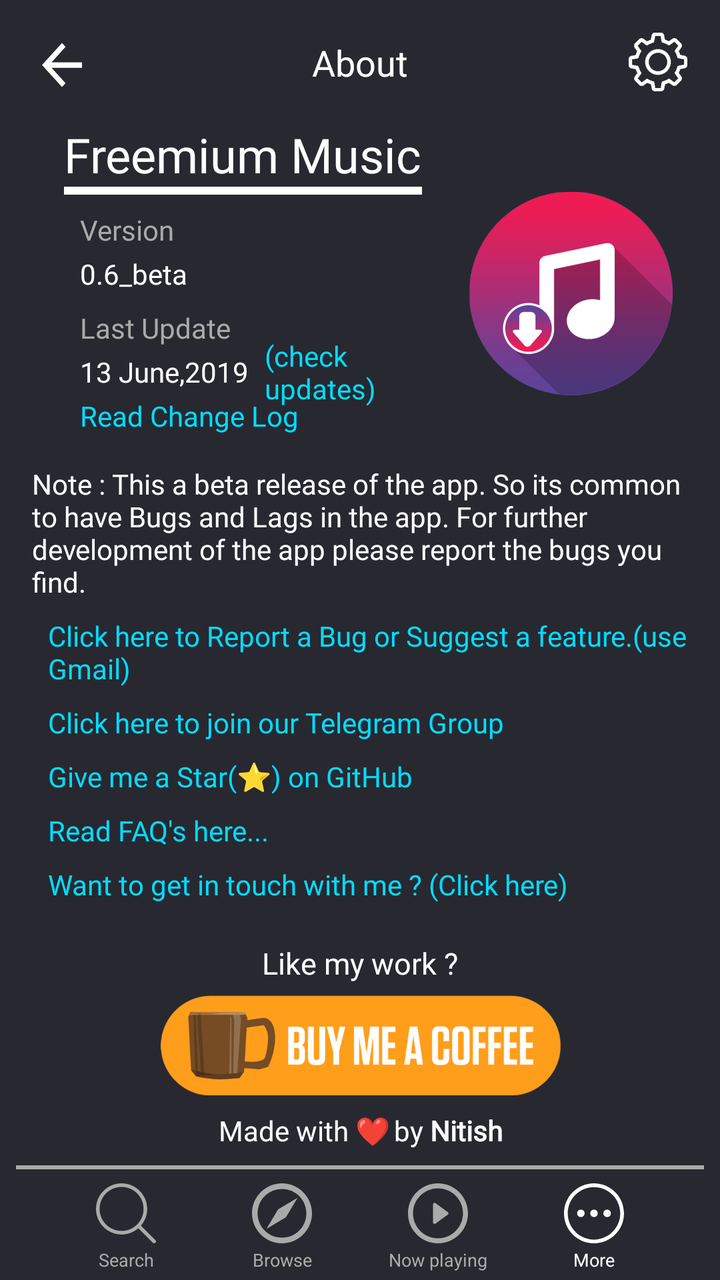
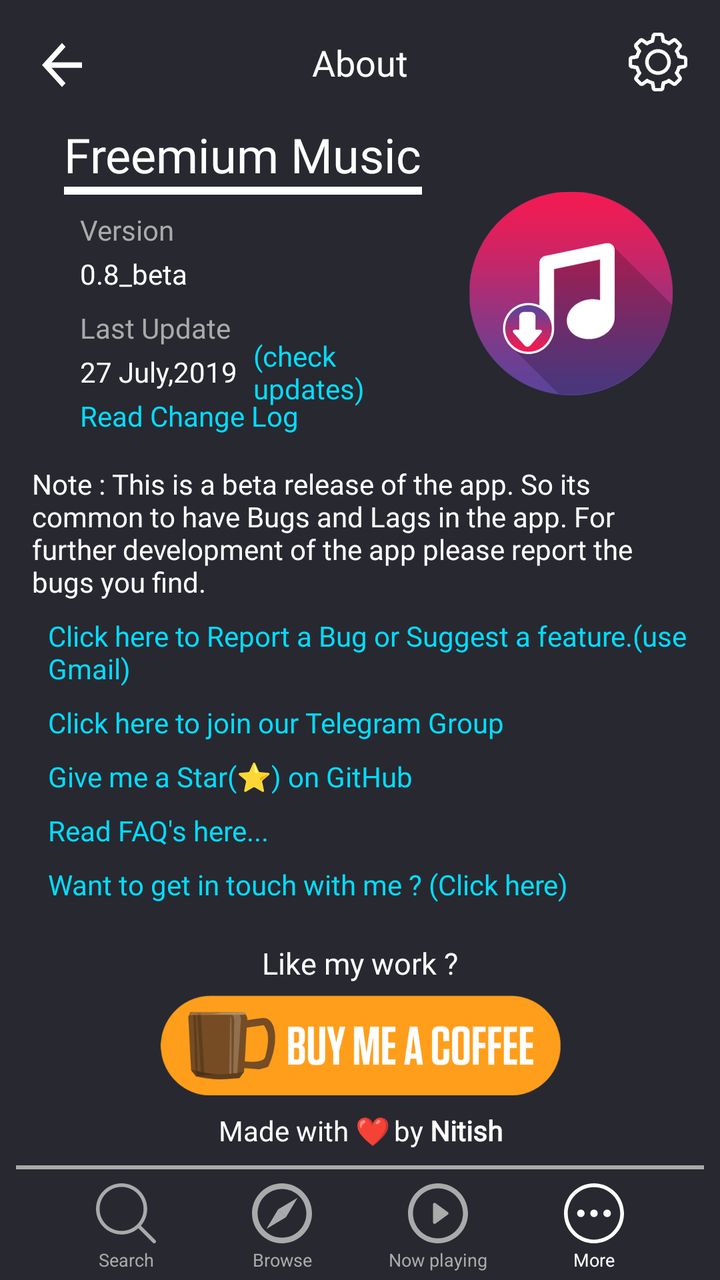

Compare the two renders of this Android layout. The source of the first and the diff that turns it into the second are given below.
<!-- AndroidManifest.xml: application theme AppTheme.NoActionBar -->
<!-- res/layout/activity_more_page.xml -->
<?xml version="1.0" encoding="utf-8"?>
<androidx.constraintlayout.widget.ConstraintLayout xmlns:android="http://schemas.android.com/apk/res/android"
    xmlns:app="http://schemas.android.com/apk/res-auto"
    xmlns:tools="http://schemas.android.com/tools"
    android:layout_width="match_parent"
    android:layout_height="match_parent"
    android:background="@color/darkAccent"
    tools:context=".MorePage">

    <Button
        android:id="@+id/btm_srch"
        android:layout_width="30dp"
        android:layout_height="30dp"
        android:layout_marginBottom="2dp"
        android:background="@drawable/ic_btm_search_dull"
        android:onClick="btmSrch"
        app:layout_constraintBottom_toTopOf="@+id/textView53"
        app:layout_constraintEnd_toStartOf="@+id/btm_brws"
        app:layout_constraintHorizontal_bias="0.5"
        app:layout_constraintHorizontal_chainStyle="spread"
        app:layout_constraintStart_toStartOf="parent" />

    <Button
        android:id="@+id/btm_brws"
        android:layout_width="30dp"
        android:layout_height="30dp"
        android:layout_marginBottom="2dp"
        android:background="@drawable/ic_btm_browse_dull"
        android:onClick="btmBrws"
        app:layout_constraintBottom_toTopOf="@+id/textView54"
        app:layout_constraintEnd_toStartOf="@+id/btm_down"
        app:layout_constraintHorizontal_bias="0.5"
        app:layout_constraintStart_toEndOf="@+id/btm_srch" />

    <Button
        android:id="@+id/btm_down"
        android:layout_width="30dp"
        android:layout_height="30dp"
        android:layout_marginBottom="2dp"
        android:background="@drawable/ic_btm_play_dull"
        android:onClick="btmDown"
        android:textColor="@android:color/darker_gray"
        android:textSize="9sp"
        app:layout_constraintBottom_toTopOf="@+id/textView55"
        app:layout_constraintEnd_toStartOf="@+id/btm_more"
        app:layout_constraintHorizontal_bias="0.5"
        app:layout_constraintStart_toEndOf="@+id/btm_brws" />

    <Button
        android:id="@+id/btm_more"
        android:layout_width="30dp"
        android:layout_height="30dp"
        android:layout_marginBottom="2dp"
        android:background="@drawable/ic_btm_more"
        android:onClick="btmMore"
        app:layout_constraintBottom_toTopOf="@+id/textView56"
        app:layout_constraintEnd_toEndOf="parent"
        app:layout_constraintHorizontal_bias="0.5"
        app:layout_constraintStart_toEndOf="@+id/btm_down" />

    <TextView
        android:id="@+id/textView4"
        android:layout_width="0dp"
        android:layout_height="1dp"
        android:layout_marginStart="8dp"
        android:layout_marginEnd="8dp"
        android:layout_marginBottom="7dp"
        android:background="@android:color/darker_gray"
        app:layout_constraintBottom_toTopOf="@+id/btm_brws"
        app:layout_constraintEnd_toEndOf="parent"
        app:layout_constraintStart_toStartOf="parent" />

    <TextView
        android:id="@+id/textView6"
        android:layout_width="wrap_content"
        android:layout_height="wrap_content"
        android:layout_marginStart="8dp"
        android:layout_marginTop="19dp"
        android:layout_marginEnd="8dp"
        android:fontFamily="@font/secular_one"
        android:text="About"
        android:textColor="@android:color/white"
        android:textSize="18sp"
        app:layout_constraintEnd_toEndOf="parent"
        app:layout_constraintStart_toStartOf="parent"
        app:layout_constraintTop_toTopOf="parent" />

    <Button
        android:id="@+id/btn_morBak"
        android:layout_width="30dp"
        android:layout_height="33dp"
        android:layout_marginStart="16dp"
        android:layout_marginTop="16dp"
        android:background="@drawable/ic_arrow_back"
        app:layout_constraintStart_toStartOf="parent"
        app:layout_constraintTop_toTopOf="parent" />

    <TextView
        android:id="@+id/textView8"
        android:layout_width="wrap_content"
        android:layout_height="wrap_content"
        android:layout_marginStart="32dp"
        android:layout_marginTop="12dp"
        android:fontFamily="@font/aldrich"
        android:text="Freemium Music"
        android:textColor="@android:color/white"
        android:textSize="24sp"
        app:layout_constraintStart_toStartOf="parent"
        app:layout_constraintTop_toBottomOf="@+id/btn_morBak" />

    <TextView
        android:id="@+id/textView9"
        android:layout_width="0dp"
        android:layout_height="4dp"
        android:background="@android:color/white"
        app:layout_constraintEnd_toEndOf="@+id/textView8"
        app:layout_constraintStart_toStartOf="@+id/textView8"
        app:layout_constraintTop_toBottomOf="@+id/textView8" />

    <TextView
        android:id="@+id/textView11"
        android:layout_width="wrap_content"
        android:layout_height="wrap_content"
        android:layout_marginStart="8dp"
        android:layout_marginTop="8dp"
        android:fontFamily="@font/advent_pro_medium"
        android:text="Version"
        android:textColor="@android:color/darker_gray"
        app:layout_constraintStart_toStartOf="@+id/textView8"
        app:layout_constraintTop_toBottomOf="@+id/textView9" />

    <TextView
        android:id="@+id/textView12"
        android:layout_width="wrap_content"
        android:layout_height="wrap_content"
        android:layout_marginStart="8dp"
        android:layout_marginTop="3dp"
        android:fontFamily="@font/advent_pro_semibold"
        android:text="0.6_beta"
        android:textColor="@android:color/white"
        app:layout_constraintStart_toStartOf="@+id/textView8"
        app:layout_constraintTop_toBottomOf="@+id/textView11" />

    <TextView
        android:id="@+id/textView13"
        android:layout_width="wrap_content"
        android:layout_height="wrap_content"
        android:layout_marginTop="8dp"
        android:fontFamily="@font/advent_pro"
        android:text="Last Update"
        android:textColor="@android:color/darker_gray"
        app:layout_constraintStart_toStartOf="@+id/textView12"
        app:layout_constraintTop_toBottomOf="@+id/textView12" />

    <TextView
        android:id="@+id/textView14"
        android:layout_width="wrap_content"
        android:layout_height="wrap_content"
        android:layout_marginTop="3dp"
        android:fontFamily="@font/advent_pro_semibold"
        android:text="13 June,2019"
        android:textColor="@android:color/white"
        app:layout_constraintStart_toStartOf="@+id/textView13"
        app:layout_constraintTop_toBottomOf="@+id/textView13" />

    <TextView
        android:id="@+id/textView15"
        android:layout_width="wrap_content"
        android:layout_height="wrap_content"
        android:layout_marginStart="8dp"
        android:layout_marginTop="15dp"
        android:layout_marginEnd="8dp"
        android:fontFamily="@font/abel"
        android:paddingLeft="16dp"
        android:paddingRight="16dp"
        android:text="@string/more_page"
        android:textColor="@android:color/white"
        app:layout_constraintEnd_toEndOf="parent"
        app:layout_constraintStart_toStartOf="parent"
        app:layout_constraintTop_toBottomOf="@+id/tv_mor_cl" />


    <TextView
        android:id="@+id/textView19"
        android:layout_width="wrap_content"
        android:layout_height="wrap_content"
        android:layout_marginEnd="8dp"
        android:layout_marginBottom="8dp"
        android:fontFamily="@font/capriola"
        android:text="Made with ❤"
        android:textAlignment="center"
        android:textColor="@android:color/white"
        app:layout_constraintBottom_toTopOf="@+id/textView22"
        app:layout_constraintEnd_toEndOf="parent"
        app:layout_constraintHorizontal_bias="0.41"
        app:layout_constraintStart_toStartOf="parent" />

    <TextView
        android:id="@+id/textView20"
        android:layout_width="0dp"
        android:layout_height="wrap_content"
        android:layout_marginStart="2dp"
        android:layout_marginTop="8dp"
        android:layout_marginEnd="8dp"
        android:layout_marginBottom="8dp"
        android:fontFamily="@font/capriola"
        android:text="@string/madeBy"
        android:textColor="@android:color/white"
        app:layout_constraintBottom_toTopOf="@+id/textView22"
        app:layout_constraintEnd_toEndOf="parent"
        app:layout_constraintHorizontal_bias="0.0"
        app:layout_constraintStart_toEndOf="@+id/textView19"
        app:layout_constraintVertical_bias="1.0" />

    <com.google.android.gms.ads.AdView xmlns:ads="http://schemas.android.com/apk/res-auto"
        android:id="@+id/adView_More"
        android:layout_width="0dp"
        android:layout_height="wrap_content"
        android:layout_alignParentBottom="true"
        android:layout_centerHorizontal="true"
        android:layout_marginStart="8dp"
        android:layout_marginEnd="8dp"
        android:visibility="gone"
        ads:adSize="SMART_BANNER"
        ads:adUnitId="@string/ad_more"
        ads:layout_constraintBottom_toTopOf="@+id/textView4"
        ads:layout_constraintEnd_toEndOf="parent"
        ads:layout_constraintHorizontal_bias="0.509"
        ads:layout_constraintStart_toStartOf="parent"></com.google.android.gms.ads.AdView>

    <TextView
        android:id="@+id/textView22"
        android:layout_width="0dp"
        android:layout_height="1dp"
        android:layout_marginStart="8dp"
        android:layout_marginEnd="8dp"
        android:background="@android:color/darker_gray"
        app:layout_constraintBottom_toTopOf="@+id/adView_More"
        app:layout_constraintEnd_toEndOf="parent"
        app:layout_constraintStart_toStartOf="parent" />

    <ImageView
        android:id="@+id/btn_set_more"
        android:layout_width="30dp"
        android:layout_height="30dp"
        android:layout_marginTop="16dp"
        android:layout_marginEnd="16dp"
        app:layout_constraintEnd_toEndOf="parent"
        app:layout_constraintTop_toTopOf="parent"
        app:srcCompat="@drawable/ic_settings" />

    <ImageView
        android:id="@+id/imageView5"
        android:layout_width="0dp"
        android:layout_height="0dp"
        android:layout_marginStart="8dp"
        android:layout_marginTop="8dp"
        android:layout_marginEnd="8dp"
        android:layout_marginBottom="8dp"
        android:padding="15dp"
        app:layout_constraintBottom_toTopOf="@+id/textView15"
        app:layout_constraintEnd_toEndOf="parent"
        app:layout_constraintStart_toEndOf="@+id/textView9"
        app:layout_constraintTop_toTopOf="@+id/textView8"
        app:srcCompat="@drawable/icon_app" />

    <Button
        android:id="@+id/btn_buy_me_cofee"
        android:layout_width="200dp"
        android:layout_height="50dp"
        android:layout_marginStart="8dp"
        android:layout_marginEnd="8dp"
        android:layout_marginBottom="8dp"
        android:background="@drawable/buy_me_cofee"
        app:layout_constraintBottom_toTopOf="@+id/textView20"
        app:layout_constraintEnd_toEndOf="parent"
        app:layout_constraintHorizontal_bias="0.502"
        app:layout_constraintStart_toStartOf="parent" />

    <TextView
        android:id="@+id/textView25"
        android:layout_width="wrap_content"
        android:layout_height="wrap_content"
        android:layout_marginStart="8dp"
        android:layout_marginEnd="8dp"
        android:layout_marginBottom="6dp"
        android:fontFamily="@font/capriola"
        android:text="Like my work ?"
        android:textColor="@android:color/white"
        android:textSize="15sp"
        app:layout_constraintBottom_toTopOf="@+id/btn_buy_me_cofee"
        app:layout_constraintEnd_toEndOf="parent"
        app:layout_constraintStart_toStartOf="parent" />

    <TextView
        android:id="@+id/tv_mor_cl"
        android:layout_width="0dp"
        android:layout_height="wrap_content"
        android:layout_marginTop="3dp"
        android:layout_marginEnd="8dp"
        android:fontFamily="@font/advent_pro_semibold"
        android:text="Read Change Log"
        android:textColor="@android:color/holo_blue_bright"
        app:layout_constraintEnd_toStartOf="@+id/imageView5"
        app:layout_constraintStart_toStartOf="@+id/textView14"
        app:layout_constraintTop_toBottomOf="@+id/textView14" />

    <TextView
        android:id="@+id/textView53"
        android:layout_width="wrap_content"
        android:layout_height="wrap_content"
        android:layout_marginBottom="4dp"
        android:text="Search"
        android:textColor="@android:color/darker_gray"
        android:textSize="9sp"
        app:layout_constraintBottom_toBottomOf="parent"
        app:layout_constraintEnd_toEndOf="@+id/btm_srch"
        app:layout_constraintStart_toStartOf="@+id/btm_srch" />

    <TextView
        android:id="@+id/textView54"
        android:layout_width="wrap_content"
        android:layout_height="wrap_content"
        android:layout_marginBottom="4dp"
        android:text="Browse"
        android:textColor="@android:color/darker_gray"
        android:textSize="9sp"
        app:layout_constraintBottom_toBottomOf="parent"
        app:layout_constraintEnd_toEndOf="@+id/btm_brws"
        app:layout_constraintStart_toStartOf="@+id/btm_brws" />

    <TextView
        android:id="@+id/textView55"
        android:layout_width="wrap_content"
        android:layout_height="wrap_content"
        android:layout_marginBottom="4dp"
        android:text="Now playing"
        android:textColor="@android:color/darker_gray"
        android:textSize="9sp"
        app:layout_constraintBottom_toBottomOf="parent"
        app:layout_constraintEnd_toEndOf="@+id/btm_down"
        app:layout_constraintStart_toStartOf="@+id/btm_down" />

    <TextView
        android:id="@+id/textView56"
        android:layout_width="wrap_content"
        android:layout_height="wrap_content"
        android:layout_marginBottom="4dp"
        android:text="More"
        android:textColor="@android:color/white"
        android:textSize="9sp"
        app:layout_constraintBottom_toBottomOf="parent"
        app:layout_constraintEnd_toEndOf="@+id/btm_more"
        app:layout_constraintStart_toStartOf="@+id/btm_more" />

    <ScrollView
        android:layout_width="0dp"
        android:layout_height="0dp"
        android:layout_marginStart="24dp"
        android:layout_marginTop="8dp"
        android:layout_marginEnd="16dp"
        android:layout_marginBottom="8dp"
        app:layout_constraintBottom_toTopOf="@+id/textView25"
        app:layout_constraintEnd_toEndOf="parent"
        app:layout_constraintStart_toStartOf="parent"
        app:layout_constraintTop_toBottomOf="@+id/textView15">

        <LinearLayout
            android:layout_width="match_parent"
            android:layout_height="wrap_content"
            android:orientation="vertical">

            <TextView
                android:id="@+id/tv_toGmail1"
                android:layout_width="match_parent"
                android:layout_height="wrap_content"
                android:fontFamily="@font/jockey_one"
                android:text="Click here to Report a Bug or Suggest a feature.(use Gmail)"
                android:textColor="@android:color/holo_blue_bright" />

            <TextView
                android:id="@+id/tv_telegram1"
                android:layout_width="match_parent"
                android:layout_height="wrap_content"
                android:layout_marginTop="8dp"
                android:fontFamily="@font/jockey_one"
                android:text="@string/more_telegram"
                android:textColor="@android:color/holo_blue_bright" />

            <TextView
                android:id="@+id/tv_github1"
                android:layout_width="match_parent"
                android:layout_height="wrap_content"
                android:layout_marginTop="8dp"
                android:fontFamily="@font/jockey_one"
                android:text="@string/star_github"
                android:textColor="@android:color/holo_blue_bright" />

            <TextView
                android:id="@+id/tv_faqs1"
                android:layout_width="match_parent"
                android:layout_height="wrap_content"
                android:layout_marginTop="8dp"
                android:fontFamily="@font/jockey_one"
                android:text="@string/more_faqs"
                android:textColor="@android:color/holo_blue_bright" />

            <TextView
                android:id="@+id/tv_getIntouch1"
                android:layout_width="match_parent"
                android:layout_height="wrap_content"
                android:layout_marginTop="8dp"
                android:fontFamily="@font/jockey_one"
                android:text="@string/get_intouch"
                android:textColor="@android:color/holo_blue_bright" />
        </LinearLayout>
    </ScrollView>

    <TextView
        android:id="@+id/textView38"
        android:layout_width="0dp"
        android:layout_height="wrap_content"
        android:layout_marginStart="8dp"
        android:layout_marginEnd="8dp"
        android:fontFamily="@font/advent_pro_semibold"
        android:text="(check updates)"
        android:textColor="@android:color/holo_blue_bright"
        app:layout_constraintBottom_toBottomOf="@+id/textView14"
        app:layout_constraintEnd_toStartOf="@+id/imageView5"
        app:layout_constraintStart_toEndOf="@+id/textView14"
        app:layout_constraintTop_toTopOf="@+id/textView14" />

</androidx.constraintlayout.widget.ConstraintLayout>
<!-- resources referenced by this layout -->
<resources>
  <color name="darkAccent">#282830</color>
  <!-- drawable ic_arrow_back (drawable) -->
  <vector xmlns:android="http://schemas.android.com/apk/res/android"
          android:width="24dp"
          android:height="24dp"
          android:viewportWidth="24.0"
          android:viewportHeight="24.0">
      <path
          android:fillColor="#FFF"
          android:pathData="M20,11H7.83l5.59,-5.59L12,4l-8,8 8,8 1.41,-1.41L7.83,13H20v-2z"/>
  </vector>
  <!-- drawable ic_btm_browse_dull (drawable) -->
  <?xml version="1.0" encoding="utf-8"?>
  <vector xmlns:android="http://schemas.android.com/apk/res/android"
      android:width="291.32dp"
      android:height="291.32dp"
      android:viewportWidth="291.32"
      android:viewportHeight="291.32">
  
      <path
          android:fillColor="@android:color/darker_gray"
          android:pathData="M145.66,0C65.547,0,0,65.547,0,145.66s65.547,145.66,145.66,145.66s145.66-65.547,145.66-145.66 S225.772,0,145.66,0z M145.66,264.008c-65.547,0-118.348-52.802-118.348-118.348S80.113,27.311,145.66,27.311 S264.008,80.113,264.008,145.66S211.206,264.008,145.66,264.008z" />
      <path
          android:fillColor="@android:color/darker_gray"
          android:pathData="M221.22,70.099l-56.443,94.679l-38.236-38.236C126.542,126.542,221.22,70.099,221.22,70.099z" />
      <path
          android:fillColor="@android:color/darker_gray"
          android:pathData="M70.099,221.22l94.679-56.443l-38.236-38.236C126.542,126.542,70.099,221.22,70.099,221.22z" />
  </vector>
  <!-- drawable ic_btm_search_dull (drawable) -->
  <?xml version="1.0" encoding="utf-8"?>
  <vector xmlns:android="http://schemas.android.com/apk/res/android"
      android:width="451dp"
      android:height="451dp"
      android:viewportWidth="451"
      android:viewportHeight="451">
  
      <path
          android:fillColor="@android:color/darker_gray"
          android:pathData="M447.05,428l-109.6-109.6c29.4-33.8,47.2-77.9,47.2-126.1C384.65,86.2,298.35,0,192.35,0C86.25,0,0.05,86.3,0.05,192.3 s86.3,192.3,192.3,192.3c48.2,0,92.3-17.8,126.1-47.2L428.05,447c2.6,2.6,6.1,4,9.5,4s6.9-1.3,9.5-4 C452.25,441.8,452.25,433.2,447.05,428z M26.95,192.3c0-91.2,74.2-165.3,165.3-165.3c91.2,0,165.3,74.2,165.3,165.3 s-74.1,165.4-165.3,165.4C101.15,357.7,26.95,283.5,26.95,192.3z" />
  </vector>
  <string name="ad_more">ca-app-pub-3940256099942544/6300978111</string>
  <string name="get_intouch">Want to get in touch with me ? (Click here)</string>
  <string name="madeBy">by <b>Nitish</b></string>
  <string name="more_faqs">Read FAQ\'s here...</string>
  <string name="more_page">Note : This a beta release of the app. So its common to have Bugs and Lags in the app.
          For further development of the app please report the bugs you find.</string>
  <string name="more_telegram">Click here to join our Telegram Group</string>
  <string name="star_github">Give me a Star(⭐) on GitHub</string>
  <style name="AppTheme.NoActionBar">
          <item name="windowActionBar">false</item>
          <item name="windowNoTitle">true</item>
      </style>
  <!-- unchanged entries left out for length: 5 -->
</resources>

<!-- the commit's change to res/layout/activity_more_page.xml (unified diff, before → after) -->
@@ -136,7 +136,7 @@
         android:layout_marginStart="8dp"
         android:layout_marginTop="3dp"
         android:fontFamily="@font/advent_pro_semibold"
-        android:text="0.6_beta"
+        android:text="0.8_beta"
         android:textColor="@android:color/white"
         app:layout_constraintStart_toStartOf="@+id/textView8"
         app:layout_constraintTop_toBottomOf="@+id/textView11" />
@@ -158,7 +158,7 @@
         android:layout_height="wrap_content"
         android:layout_marginTop="3dp"
         android:fontFamily="@font/advent_pro_semibold"
-        android:text="13 June,2019"
+        android:text="27 July,2019"
         android:textColor="@android:color/white"
         app:layout_constraintStart_toStartOf="@+id/textView13"
         app:layout_constraintTop_toBottomOf="@+id/textView13" />
@@ -417,7 +417,7 @@
     </ScrollView>
 
     <TextView
-        android:id="@+id/textView38"
+        android:id="@+id/tv_checkUpdates"
         android:layout_width="0dp"
         android:layout_height="wrap_content"
         android:layout_marginStart="8dp"
<!-- resource entries referenced after the edit -->
@@ -45,7 +45,7 @@
   <string name="get_intouch">Want to get in touch with me ? (Click here)</string>
   <string name="madeBy">by <b>Nitish</b></string>
   <string name="more_faqs">Read FAQ\'s here...</string>
-  <string name="more_page">Note : This a beta release of the app. So its common to have Bugs and Lags in the app.
+  <string name="more_page">Note : This is a beta release of the app. So its common to have Bugs and Lags in the app.
           For further development of the app please report the bugs you find.</string>
   <string name="more_telegram">Click here to join our Telegram Group</string>
   <string name="star_github">Give me a Star(⭐) on GitHub</string>
